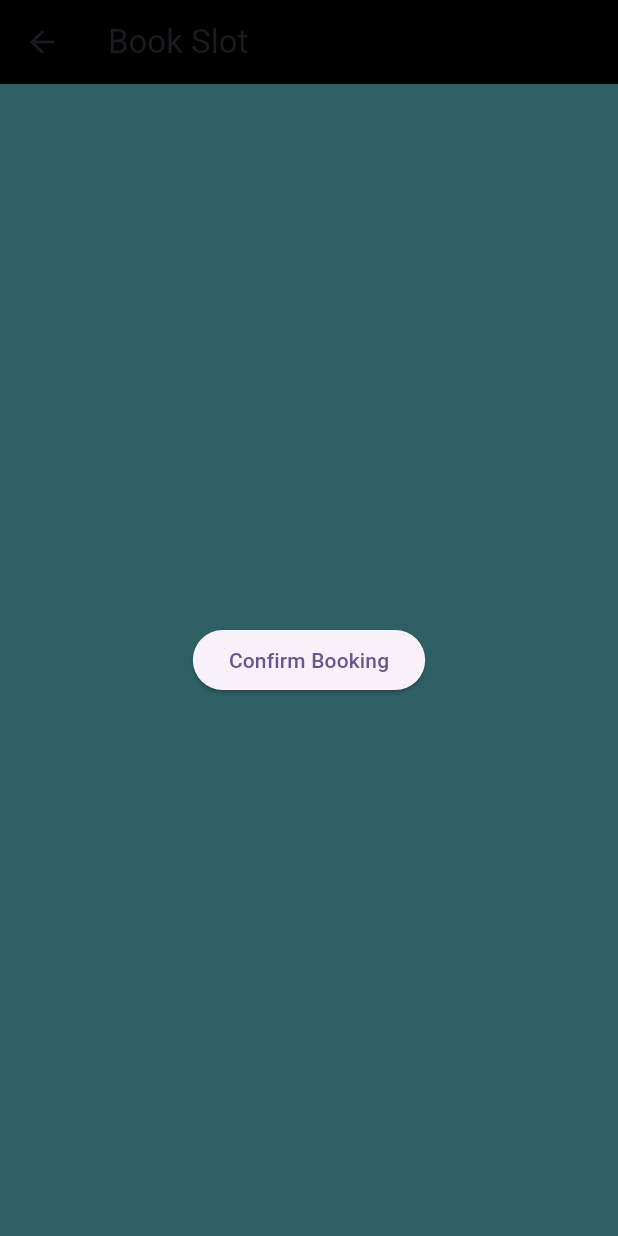
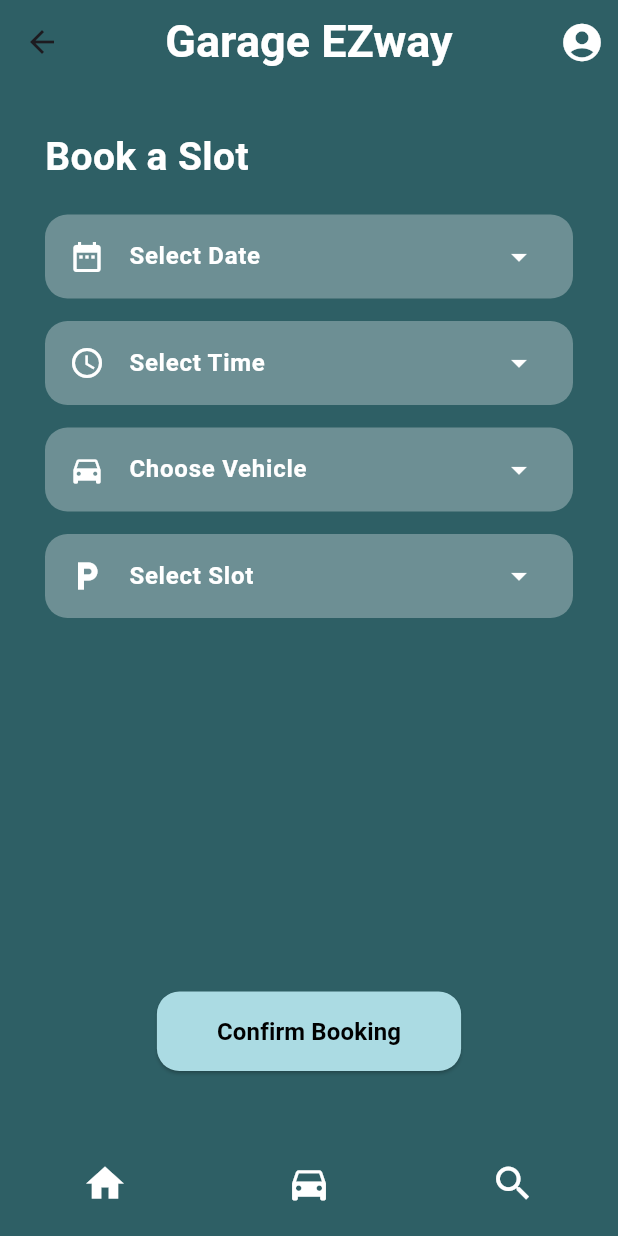
Before and after one commit to HanaATawfik/garage_ezway, a Flutter app: the BookSlotPage screen opened directly, on a phone screen of 412 x 824 dp. Run offline on Flutter 3.47's test engine with Material 3 defaults, Android fonts, the phone set to English and light mode, and no system bars.

Commit message:
Enhance BookSlotPage layout with new UI elements and bottom navigation

```diff
--- a/lib/pages/book_slot_page.dart
+++ b/lib/pages/book_slot_page.dart
@@ -6,21 +6,114 @@ class BookSlotPage extends StatelessWidget {
   @override
   Widget build(BuildContext context) {
     return Scaffold(
-      backgroundColor: const Color(0xFF2E5F65), // Set Background Color
+      backgroundColor: const Color(0xFF2E5F65),
       appBar: AppBar(
-        title: const Text('Book Slot'),
-        backgroundColor: Colors.black, // Optional
+        backgroundColor: Colors.transparent,
+        elevation: 0,
+        title: const Text(
+          "Garage EZway",
+          style: TextStyle(
+            color: Colors.white,
+            fontSize: 30,
+            fontWeight: FontWeight.bold,
+          ),
+        ),
+        centerTitle: true,
+        actions: [
+          IconButton(
+            icon: const Icon(Icons.account_circle, color: Colors.white, size: 30),
+            onPressed: () {},
+          ),
+        ],
       ),
-      body: Center(
-        child: ElevatedButton(
-          onPressed: () {
-            ScaffoldMessenger.of(context).showSnackBar(
-              const SnackBar(content: Text("Slot Booked Successfully!")),
-            );
-          },
-          child: const Text('Confirm Booking'),
+      body: Padding(
+        padding: const EdgeInsets.symmetric(horizontal: 30),
+        child: Column(
+          crossAxisAlignment: CrossAxisAlignment.start,
+          children: [
+            const SizedBox(height: 30),
+            const Text(
+              "Book a Slot",
+              style: TextStyle(
+                color: Colors.white,
+                fontSize: 26,
+                fontWeight: FontWeight.bold,
+              ),
+            ),
+            const SizedBox(height: 20),
+            _slotSelectionField("Select Date", Icons.date_range),
+            const SizedBox(height: 15),
+            _slotSelectionField("Select Time", Icons.access_time),
+            const SizedBox(height: 15),
+            _slotSelectionField("Choose Vehicle", Icons.directions_car),
+            const SizedBox(height: 15),
+            _slotSelectionField("Select Slot", Icons.local_parking),
+            const Spacer(),
+            Center(
+              child: ElevatedButton(
+                onPressed: () {
+                  // action
+                },
+                style: ElevatedButton.styleFrom(
+                  backgroundColor: const Color(0xFFabdbe3),
+                  shape: RoundedRectangleBorder(
+                    borderRadius: BorderRadius.circular(15),
+                  ),
+                  padding: const EdgeInsets.symmetric(horizontal: 40, vertical: 15),
+                ),
+                child: const Text(
+                  "Confirm Booking",
+                  style: TextStyle(
+                    color: Colors.black,
+                    fontWeight: FontWeight.bold,
+                    fontSize: 16,
+                  ),
+                ),
+              ),
+            ),
+            const SizedBox(height: 30),
+          ],
+        ),
+      ),
+      bottomNavigationBar: BottomAppBar(
+        color: const Color(0xFF2E5F65),
+        shape: const CircularNotchedRectangle(),
+        notchMargin: 10.0,
+        child: Padding(
+          padding: const EdgeInsets.symmetric(horizontal: 30, vertical: 10),
+          child: Row(
+            mainAxisAlignment: MainAxisAlignment.spaceBetween,
+            children: [
+              IconButton(icon: const Icon(Icons.home, color: Colors.white, size: 30), onPressed: () {}),
+              IconButton(icon: const Icon(Icons.directions_car, color: Colors.white, size: 30), onPressed: () {}),
+              IconButton(icon: const Icon(Icons.search, color: Colors.white, size: 30), onPressed: () {}),
+            ],
+          ),
         ),
       ),
     );
   }
+
+  Widget _slotSelectionField(String label, IconData icon) {
+    return Container(
+      decoration: BoxDecoration(
+        color: Colors.white.withOpacity(0.3),
+        borderRadius: BorderRadius.circular(15),
+      ),
+      child: ListTile(
+        leading: Icon(icon, color: Colors.white),
+        title: Text(
+          label,
+          style: const TextStyle(
+            color: Colors.white,
+            fontWeight: FontWeight.bold,
+          ),
+        ),
+        trailing: const Icon(Icons.arrow_drop_down, color: Colors.white),
+        onTap: () {
+          // Implement onTap behavior here
+        },
+      ),
+    );
+  }
 }
```
